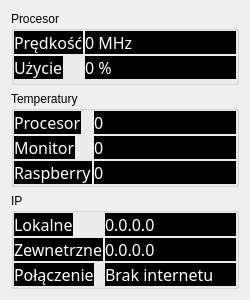
First picture: the form in fullscreanApp/ui/statystyki.ui, repository wiacekmarcin/js, before the edit.
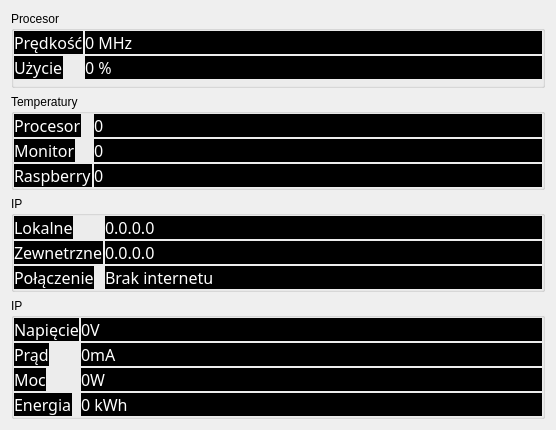
Second picture: the form after the edit.

The edit to the form file:
```diff
--- a/fullscreanApp/ui/statystyki.ui
+++ b/fullscreanApp/ui/statystyki.ui
@@ -6,8 +6,8 @@
    <rect>
     <x>0</x>
     <y>0</y>
-    <width>250</width>
-    <height>300</height>
+    <width>556</width>
+    <height>430</height>
    </rect>
   </property>
   <property name="windowTitle">
@@ -373,6 +373,169 @@
      </layout>
     </widget>
    </item>
+   <item>
+    <widget class="QGroupBox" name="PowerBox">
+     <property name="title">
+      <string>IP</string>
+     </property>
+     <layout class="QFormLayout" name="formLayout">
+      <property name="horizontalSpacing">
+       <number>2</number>
+      </property>
+      <property name="verticalSpacing">
+       <number>2</number>
+      </property>
+      <property name="leftMargin">
+       <number>0</number>
+      </property>
+      <property name="topMargin">
+       <number>0</number>
+      </property>
+      <property name="rightMargin">
+       <number>0</number>
+      </property>
+      <property name="bottomMargin">
+       <number>0</number>
+      </property>
+      <item row="1" column="0">
+       <widget class="QLabel" name="etInternetIp_2">
+        <property name="font">
+         <font>
+          <family>Roboto Slab ExtraLight</family>
+          <pointsize>12</pointsize>
+         </font>
+        </property>
+        <property name="styleSheet">
+         <string notr="true">color: rgb(255, 255, 255);
+background-color: rgb(0, 0, 0);</string>
+        </property>
+        <property name="text">
+         <string>Prąd</string>
+        </property>
+       </widget>
+      </item>
+      <item row="3" column="0">
+       <widget class="QLabel" name="etEnergia">
+        <property name="font">
+         <font>
+          <family>Roboto Slab ExtraLight</family>
+          <pointsize>12</pointsize>
+         </font>
+        </property>
+        <property name="styleSheet">
+         <string notr="true">color: rgb(255, 255, 255);
+background-color: rgb(0, 0, 0);</string>
+        </property>
+        <property name="text">
+         <string>Energia</string>
+        </property>
+       </widget>
+      </item>
+      <item row="0" column="0">
+       <widget class="QLabel" name="wtVoltage">
+        <property name="font">
+         <font>
+          <family>Roboto Slab ExtraLight</family>
+          <pointsize>12</pointsize>
+         </font>
+        </property>
+        <property name="styleSheet">
+         <string notr="true">color: rgb(255, 255, 255);
+background-color: rgb(0, 0, 0);</string>
+        </property>
+        <property name="text">
+         <string>Napięcie</string>
+        </property>
+       </widget>
+      </item>
+      <item row="0" column="1">
+       <widget class="QLabel" name="voltage">
+        <property name="font">
+         <font>
+          <family>Roboto Slab ExtraLight</family>
+          <pointsize>12</pointsize>
+         </font>
+        </property>
+        <property name="styleSheet">
+         <string notr="true">color: rgb(255, 255, 255);
+background-color: rgb(0, 0, 0);</string>
+        </property>
+        <property name="text">
+         <string>0V</string>
+        </property>
+       </widget>
+      </item>
+      <item row="1" column="1">
+       <widget class="QLabel" name="current">
+        <property name="font">
+         <font>
+          <family>Roboto Slab ExtraLight</family>
+          <pointsize>12</pointsize>
+         </font>
+        </property>
+        <property name="styleSheet">
+         <string notr="true">color: rgb(255, 255, 255);
+background-color: rgb(0, 0, 0);</string>
+        </property>
+        <property name="text">
+         <string>0mA</string>
+        </property>
+       </widget>
+      </item>
+      <item row="2" column="0">
+       <widget class="QLabel" name="etPower">
+        <property name="font">
+         <font>
+          <family>Roboto Slab ExtraLight</family>
+          <pointsize>12</pointsize>
+         </font>
+        </property>
+        <property name="styleSheet">
+         <string notr="true">color: rgb(255, 255, 255);
+background-color: rgb(0, 0, 0);</string>
+        </property>
+        <property name="text">
+         <string>Moc</string>
+        </property>
+       </widget>
+      </item>
+      <item row="2" column="1">
+       <widget class="QLabel" name="power">
+        <property name="font">
+         <font>
+          <family>Roboto Slab ExtraLight</family>
+          <pointsize>12</pointsize>
+         </font>
+        </property>
+        <property name="styleSheet">
+         <string notr="true">color: rgb(255, 255, 255);
+background-color: rgb(0, 0, 0);</string>
+        </property>
+        <property name="text">
+         <string>0W</string>
+        </property>
+       </widget>
+      </item>
+      <item row="3" column="1">
+       <widget class="QLabel" name="energia">
+        <property name="font">
+         <font>
+          <family>Roboto Slab ExtraLight</family>
+          <pointsize>12</pointsize>
+         </font>
+        </property>
+        <property name="styleSheet">
+         <string notr="true">color: rgb(255, 255, 255);
+background-color: rgb(0, 0, 0);</string>
+        </property>
+        <property name="text">
+         <string>0 kWh</string>
+        </property>
+       </widget>
+      </item>
+     </layout>
+    </widget>
+   </item>
   </layout>
  </widget>
  <resources/>
```
